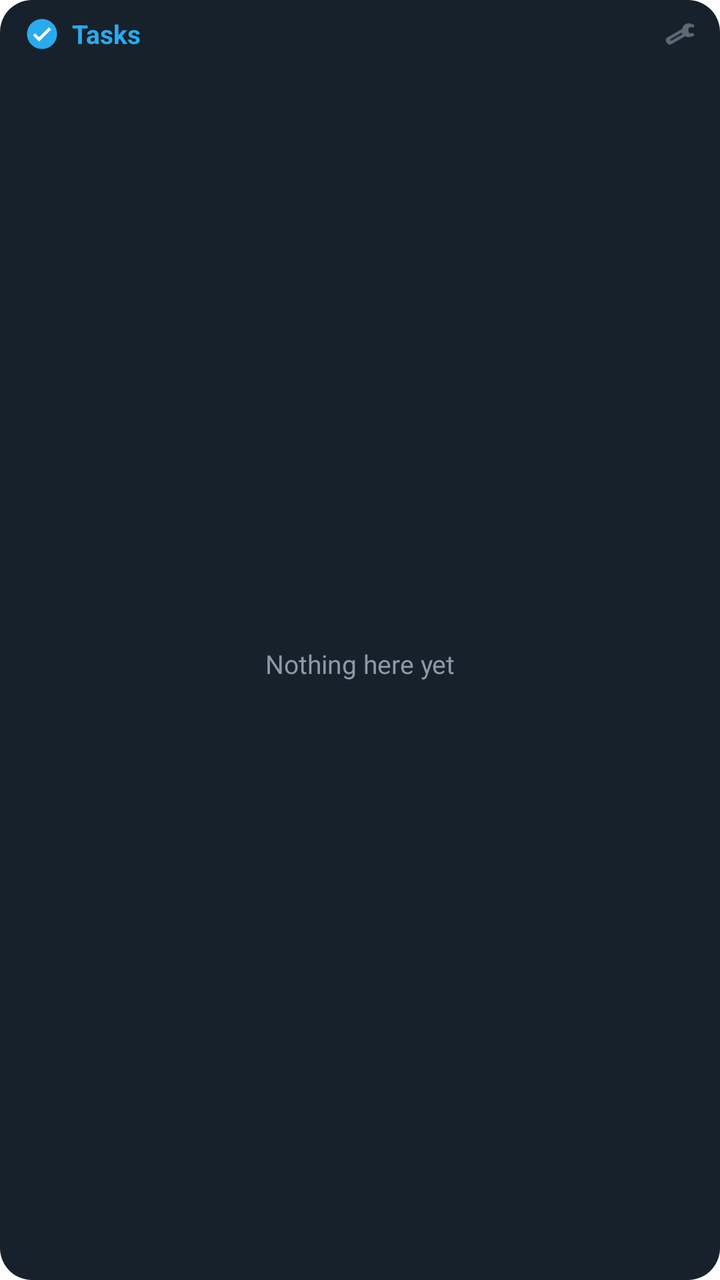
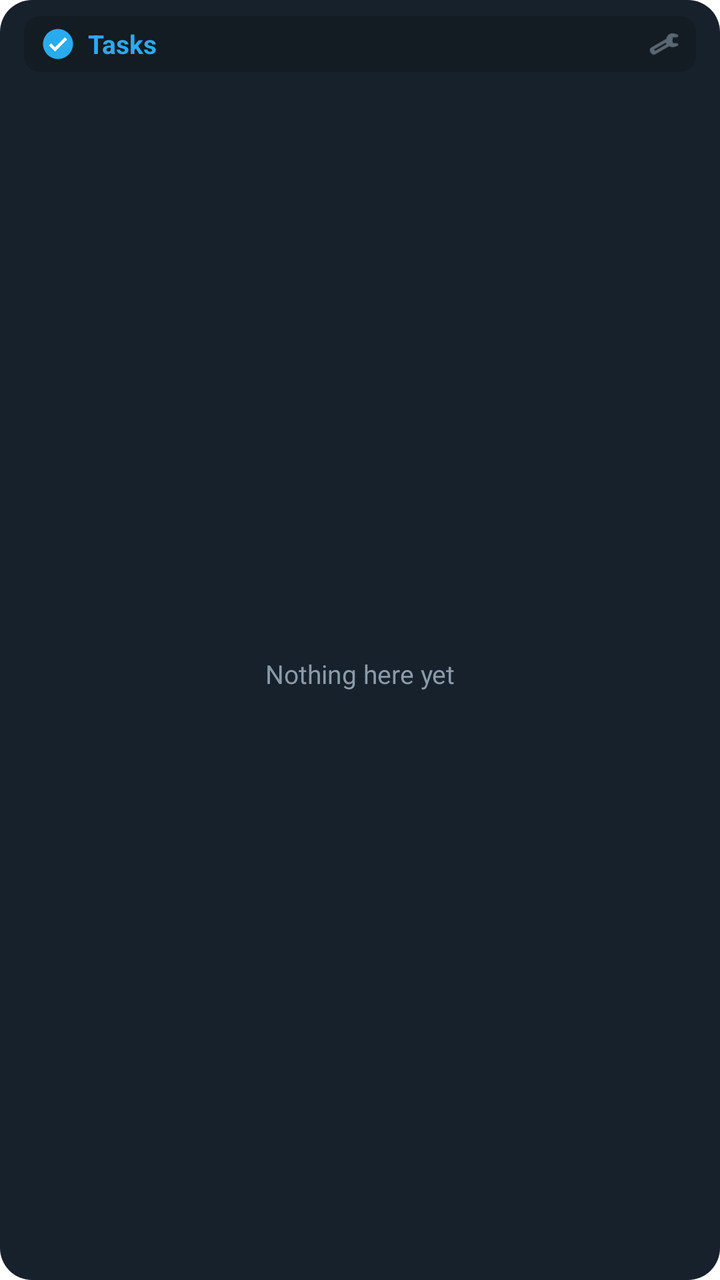

An Android layout rendered at two revisions. The XML below is the earlier revision; the diff shows what the commit changed to produce the second picture.
<!-- AndroidManifest.xml: fallback theme Theme.MaterialComponents.DayNight.NoActionBar -->
<!-- res/layout/tn_day_widget.xml -->
<?xml version="1.0" encoding="utf-8"?>
<LinearLayout xmlns:android="http://schemas.android.com/apk/res/android"
    android:id="@+id/dw_root"
    android:layout_width="match_parent"
    android:layout_height="match_parent"
    android:background="@drawable/tn_widget_bg"
    android:orientation="vertical"
    android:paddingStart="12dp"
    android:paddingEnd="12dp"
    android:paddingTop="8dp"
    android:paddingBottom="6dp">

    <LinearLayout
        android:id="@+id/dw_header"
        android:layout_width="match_parent"
        android:layout_height="wrap_content"
        android:orientation="horizontal"
        android:gravity="center_vertical">

        <ImageView
            android:id="@+id/dw_icon"
            android:layout_width="18dp"
            android:layout_height="18dp"
            android:src="@drawable/ic_dw_check_on"
            android:contentDescription="task widget" />

        <TextView
            android:id="@+id/dw_title"
            android:layout_width="0dp"
            android:layout_height="wrap_content"
            android:layout_weight="1"
            android:layout_marginStart="6dp"
            android:singleLine="true"
            android:ellipsize="end"
            android:text="@string/dw_title_tasks"
            android:textColor="#2AABEE"
            android:textSize="13sp"
            android:textStyle="bold" />

        <ImageView
            android:id="@+id/dw_settings"
            android:layout_width="16dp"
            android:layout_height="16dp"
            android:layout_marginStart="8dp"
            android:src="@android:drawable/ic_menu_manage"
            android:contentDescription="widget settings"
            android:tint="#8A9BA8" />
    </LinearLayout>

    <LinearLayout
        android:id="@+id/dw_list"
        android:layout_width="match_parent"
        android:layout_height="wrap_content"
        android:layout_marginTop="4dp"
        android:orientation="vertical" />

    <TextView
        android:id="@+id/dw_empty"
        android:layout_width="match_parent"
        android:layout_height="match_parent"
        android:gravity="center"
        android:text="@string/dw_empty"
        android:textColor="#8A9BA8"
        android:textSize="13sp" />

</LinearLayout>
<!-- resources referenced by this layout -->
<resources>
  <!-- drawable ic_dw_check_on (drawable) -->
  <?xml version="1.0" encoding="utf-8"?>
  <vector xmlns:android="http://schemas.android.com/apk/res/android"
      android:width="24dp"
      android:height="24dp"
      android:viewportWidth="24"
      android:viewportHeight="24">
      <path
          android:fillColor="#2AABEE"
          android:pathData="M12,2C6.48,2 2,6.48 2,12s4.48,10 10,10 10,-4.48 10,-10S17.52,2 12,2z" />
      <path
          android:fillColor="#FFFFFF"
          android:pathData="M10,14.2l-2.6,-2.6L6,13l4,4 8,-8 -1.4,-1.4z" />
  </vector>
  <!-- drawable tn_widget_bg (drawable) -->
  <?xml version="1.0" encoding="utf-8"?>
  <shape xmlns:android="http://schemas.android.com/apk/res/android"
      android:shape="rectangle">
      <solid android:color="#17212B" />
      <corners android:radius="16dp" />
  </shape>
  <string name="dw_empty">Nothing here yet</string>
  <string name="dw_title_tasks">Tasks</string>
</resources>

<!-- the commit's change to res/layout/tn_day_widget.xml (unified diff, before → after) -->
@@ -15,7 +15,12 @@
         android:layout_width="match_parent"
         android:layout_height="wrap_content"
         android:orientation="horizontal"
-        android:gravity="center_vertical">
+        android:gravity="center_vertical"
+        android:background="@drawable/dw_header_bg"
+        android:paddingStart="8dp"
+        android:paddingEnd="8dp"
+        android:paddingTop="5dp"
+        android:paddingBottom="5dp">
 
         <ImageView
             android:id="@+id/dw_icon"
<!-- resource entries referenced after the edit -->
@@ -1,5 +1,11 @@
 <!-- resources referenced by this layout -->
 <resources>
+  <!-- drawable dw_header_bg (drawable) -->
+  <?xml version="1.0" encoding="utf-8"?>
+  <shape xmlns:android="http://schemas.android.com/apk/res/android" android:shape="rectangle">
+      <solid android:color="#2E000000" />
+      <corners android:radius="8dp" />
+  </shape>
   <!-- drawable ic_dw_check_on (drawable) -->
   <?xml version="1.0" encoding="utf-8"?>
   <vector xmlns:android="http://schemas.android.com/apk/res/android"
